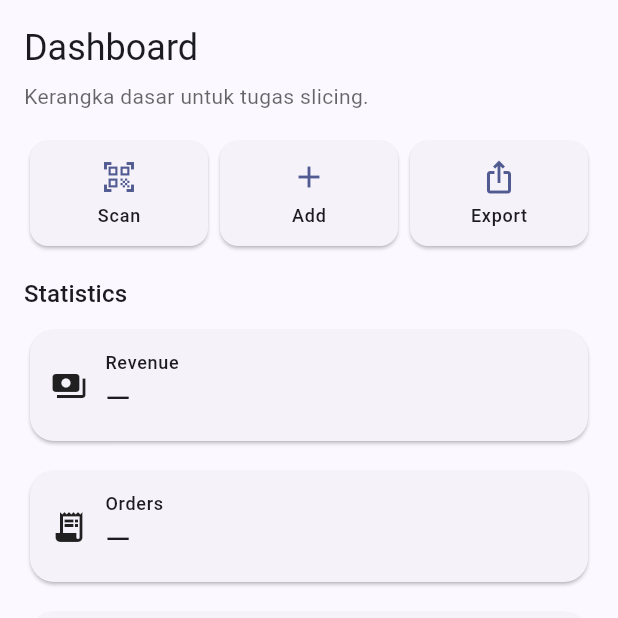
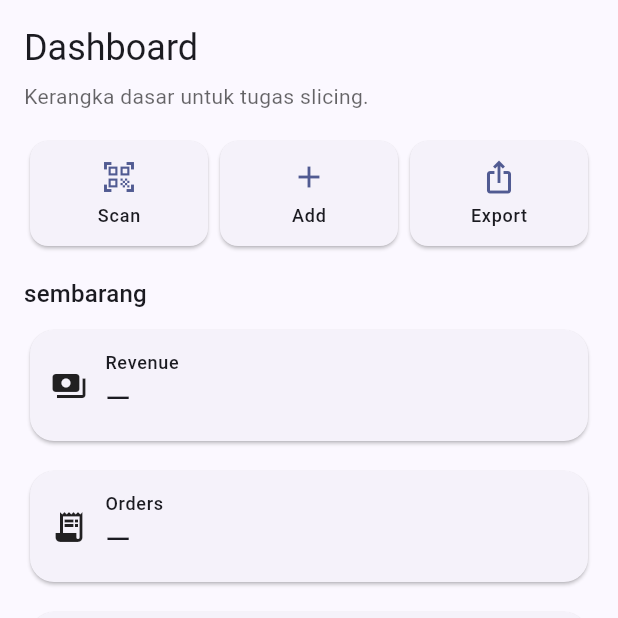
Before and after one commit to ksl4try/flutter_application_latihan_splicing, a Flutter app: the screen it shows after launch, on a phone screen of 412 x 824 dp, the top half of it. Run offline on Flutter 3.47's test engine with Material 3 defaults, Android fonts, the phone set to English and light mode, and no system bars.

Commit message:
update header

```diff
--- a/lib/main.dart
+++ b/lib/main.dart
@@ -102,7 +102,7 @@ class _SliceBody extends StatelessWidget {
 
           // ── STATS (grid 2 kolom, placeholder) ───────────────────
           // Bagian judul seksi
-          const _SectionHeader('Statistics'),
+          const _SectionHeader('sembarang'),
           // Spasi kecil
           const SizedBox(height: 8),
           // Wrap untuk 2 kolom responsif
```
